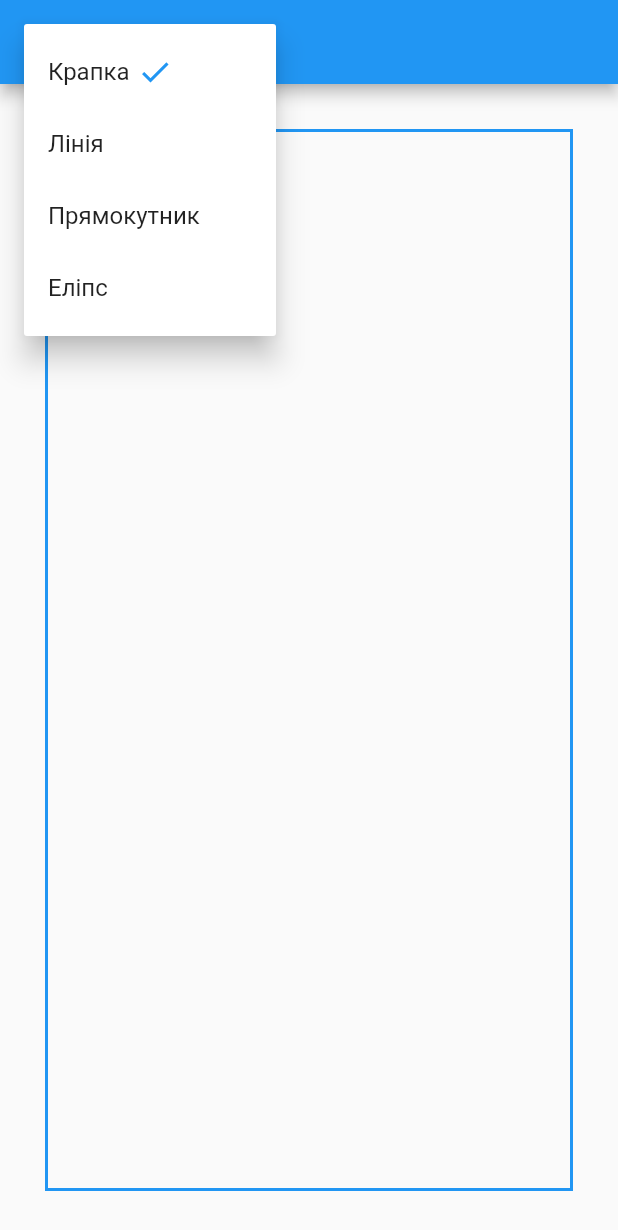
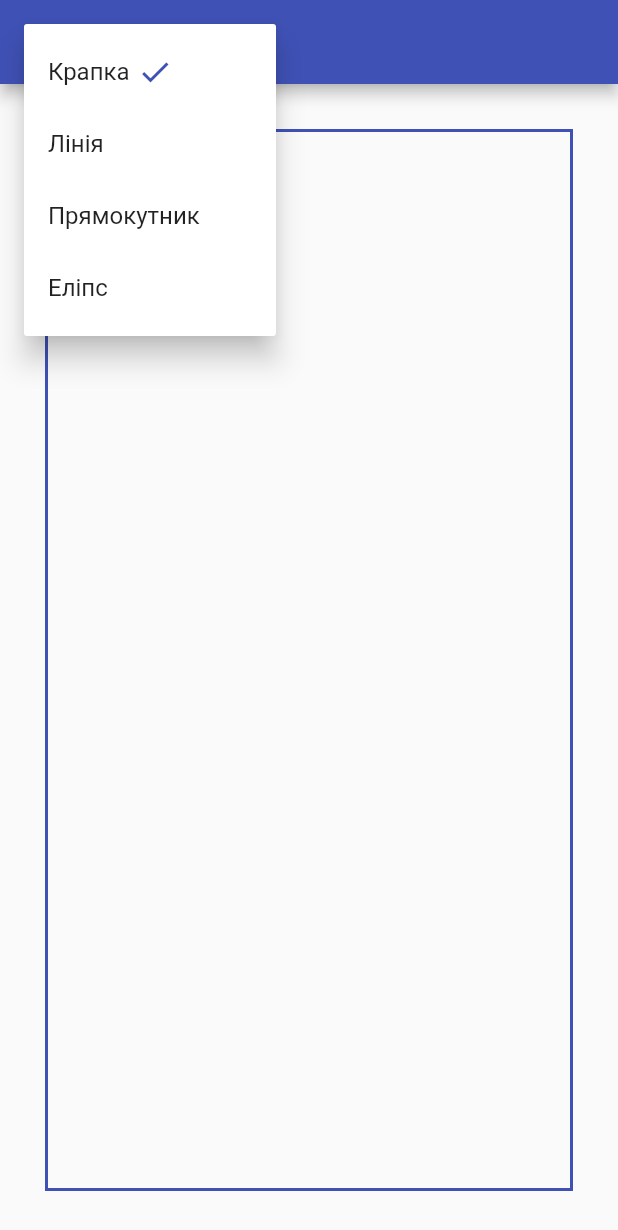
Before and after one commit to MytsV/OOP_Lab_5, a Flutter app: the screen it shows after launch, after a tap on an icon or button, on a phone screen of 412 x 824 dp. Shown: the top 1230 px of the screen. Run offline on Flutter 3.47's test engine with Material 2 defaults, Android fonts, the phone set to English and light mode, and no system bars.

Commit message:
finished redesign

```diff
--- a/lib/drawing_page.dart
+++ b/lib/drawing_page.dart
@@ -27,8 +27,10 @@ class _DrawingPageState extends State<DrawingPage> {
       return Row(
         children: [
           Text(text),
-          const SizedBox(width: 5,),
-          const Icon(Icons.check, color: Colors.blue),
+          const SizedBox(
+            width: 5,
+          ),
+          Icon(Icons.check, color: Theme.of(context).primaryColor),
         ],
       );
     }
@@ -79,7 +81,9 @@ class _DrawingPageState extends State<DrawingPage> {
         padding: const EdgeInsets.all(30.0),
         child: Container(
           decoration: BoxDecoration(
-              border: Border.all(style: BorderStyle.solid, color: Colors.blue, width: BASE_STROKE_WIDTH + 1)
+              border: Border.all(style: BorderStyle.solid, color: Theme
+                  .of(context)
+                  .primaryColor, width: BASE_STROKE_WIDTH + 1)
           ),
           child: GestureDetector(
             onPanDown: _currentEditor.onPanDown,
--- a/lib/main.dart
+++ b/lib/main.dart
@@ -13,9 +13,10 @@ class MyApp extends StatelessWidget {
 
   @override
   Widget build(BuildContext context) {
-    return const MaterialApp(
+    return MaterialApp(
       title: 'Лабораторна №2',
-      home: DrawingPage(),
+      home: const DrawingPage(),
+      theme: ThemeData(primaryColor: Colors.indigo, primarySwatch: Colors.indigo),
       debugShowCheckedModeBanner: false,
     );
   }
```
